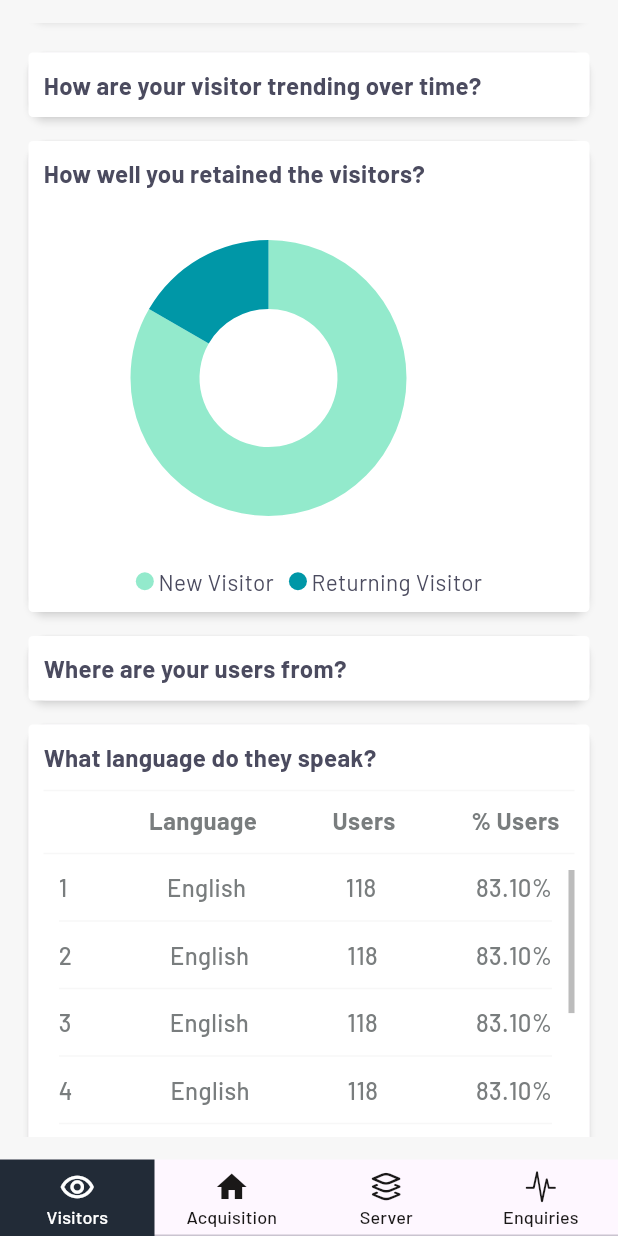
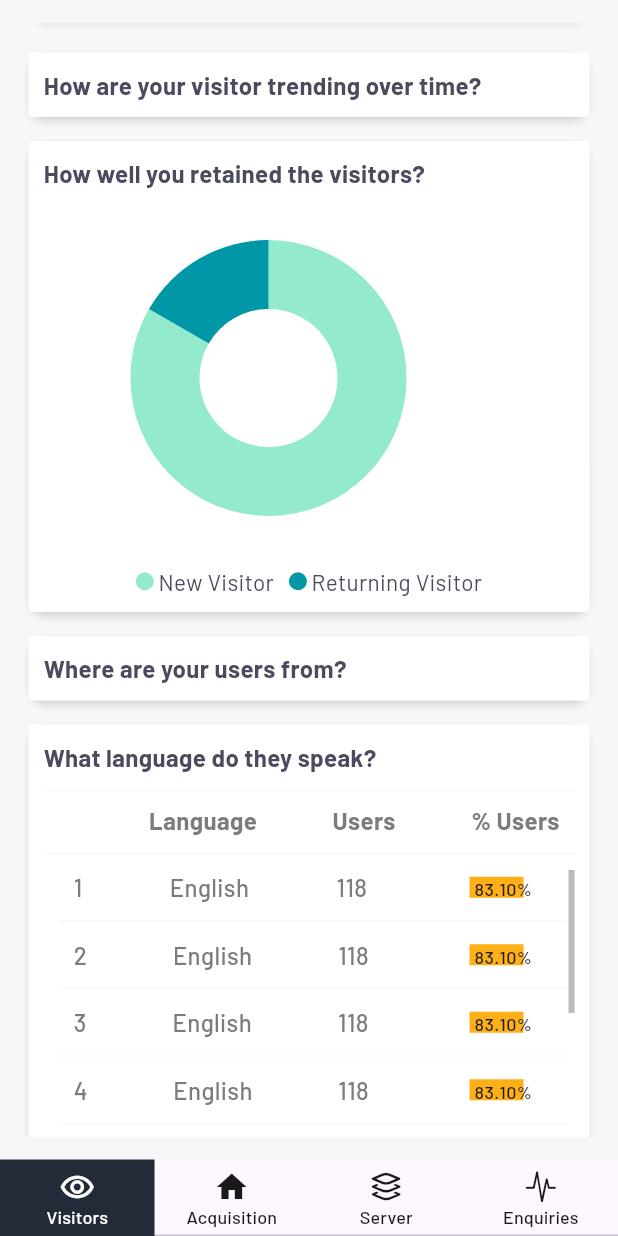
Before and after one commit to mirza-d3x/red_dog, a Flutter app: the screen it shows after launch, scrolled down 576 dp, on a phone screen of 412 x 824 dp. Run offline on Flutter 3.47's test engine with Material 3 defaults, Android fonts, the phone set to English and light mode, and no system bars; drawn by our look-alikes of percent_indicator; our stand-ins replace charts_flutter, syncfusion_flutter_charts.

Commit message:
creating visitors screen,added table for language

```diff
--- a/lib/features/tabs/visitors_screen.dart
+++ b/lib/features/tabs/visitors_screen.dart
@@ -5,6 +5,7 @@ import 'package:reddog_mobile_app/widgets/tiles.dart';
 import '../../styles/text_styles.dart';
 import 'package:syncfusion_flutter_charts/charts.dart';
 import 'package:charts_flutter/flutter.dart' as charts;
+import 'package:percent_indicator/percent_indicator.dart';
 
 class VisitorsScreen extends StatefulWidget {
   const VisitorsScreen({super.key});
@@ -262,14 +263,17 @@ class _VisitorsScreenState extends State<VisitorsScreen> {
                             child: Scrollbar(
                               thumbVisibility: true,
                               child: Padding(
-                                padding: const EdgeInsets.only(right: 15,left: 10),
+                                padding: const EdgeInsets.only(right: 5,left: 10),
                                 child: ListView.builder(
                                   itemCount: 20,
                                     shrinkWrap: true,
                                     physics: const AlwaysScrollableScrollPhysics(),
-                                    itemBuilder: (context,index) => Column(
+                                    itemBuilder: (context,index) {
+                                    return Column(
                                       children: [
-                                        Row(
+                                        Padding(
+                                          padding: const EdgeInsets.symmetric(horizontal: 10),
+                                          child: Row(
                                             mainAxisAlignment: MainAxisAlignment.spaceBetween,
                                             children: [
                                               Text(
@@ -287,11 +291,25 @@ class _VisitorsScreenState extends State<VisitorsScreen> {
                                                 style: tableContentTextStyle,
                                               ),
 
-                                            Text(
+                                              LinearPercentIndicator(
+                                                width: 65.0,
+                                                lineHeight: 14.0,
+                                                percent: 0.8, //percent value must be between 0.0 and 1.0
+                                                backgroundColor: whiteColor,
+                                                progressColor: percentageIndicatorColor,
+                                                center: Text(
                                                     '83.10%',
-                                              style: tableContentTextStyle,
-                                            )
+                                                  style: percentTextStyle,
+                                                ),
+                                              ),
+
+
+                                              // Text(
+                                              //   '83.10%',
+                                              //   style: tableContentTextStyle,
+                                              // )
                                             ],
+                                          ),
                                         ),
 
                                         const SizedBox(height: 3),
@@ -300,7 +318,8 @@ class _VisitorsScreenState extends State<VisitorsScreen> {
                                         ),
                                         const SizedBox(height: 3),
                                       ],
-                                    ),
+                                    );
+                                    },
                                 ),
                               ),
                             ),
--- a/lib/styles/colors.dart
+++ b/lib/styles/colors.dart
@@ -37,3 +37,5 @@ const barGraphLabelColor = Color.fromRGBO(178, 186, 193, 1);
 const dividerColor = Color.fromRGBO(247, 247, 247, 1);
 
 const titleTextColor = Color.fromRGBO(121, 125, 126, 1);
+
+const percentageIndicatorColor = Color.fromRGBO(254, 176, 25, 1);
--- a/lib/styles/text_styles.dart
+++ b/lib/styles/text_styles.dart
@@ -108,3 +108,9 @@ TextStyle tableContentTextStyle = const TextStyle(
   color: titleTextColor,
   fontSize: 16,
 );
+
+TextStyle percentTextStyle = const TextStyle(
+  fontFamily: _mediumFont,
+  color: blackColor,
+  fontSize: 12,
+);
--- a/pubspec.yaml
+++ b/pubspec.yaml
@@ -37,6 +37,7 @@ dependencies:
   cupertino_icons: ^1.0.6
   syncfusion_flutter_charts: ^20.3.61
   charts_flutter: ^0.12.0
+  percent_indicator: ^4.2.3
 
 dev_dependencies:
   flutter_test:
```
Also changed, not shown: pubspec.lock. Lines whose indentation alone changed are shown as unchanged.
